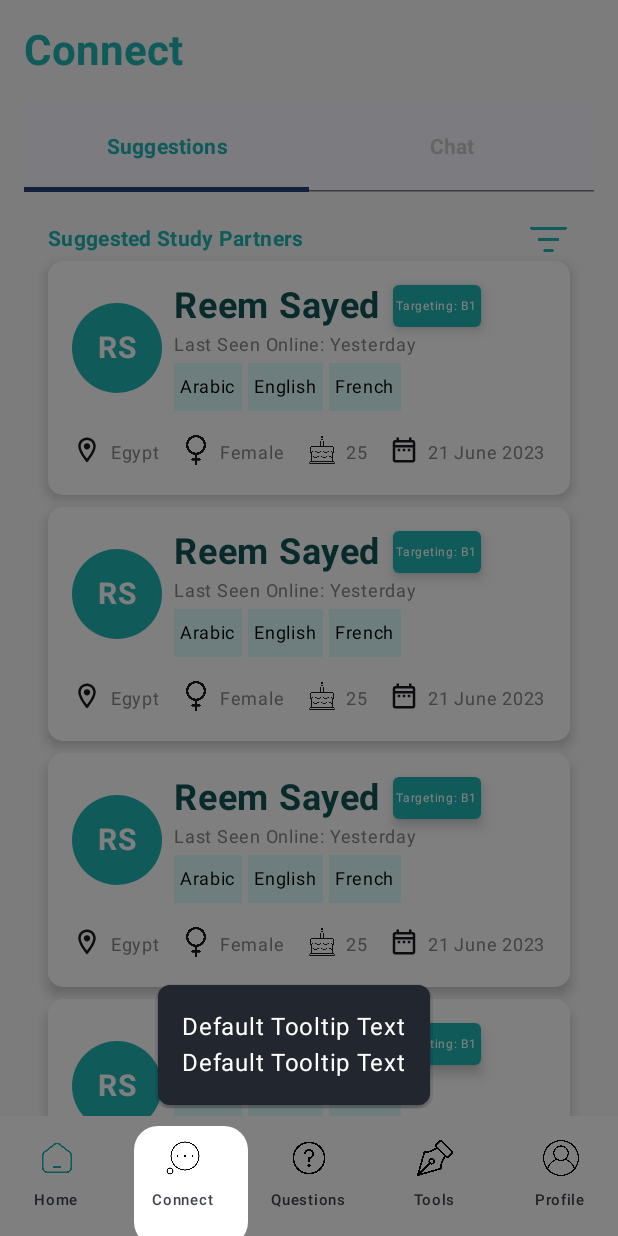
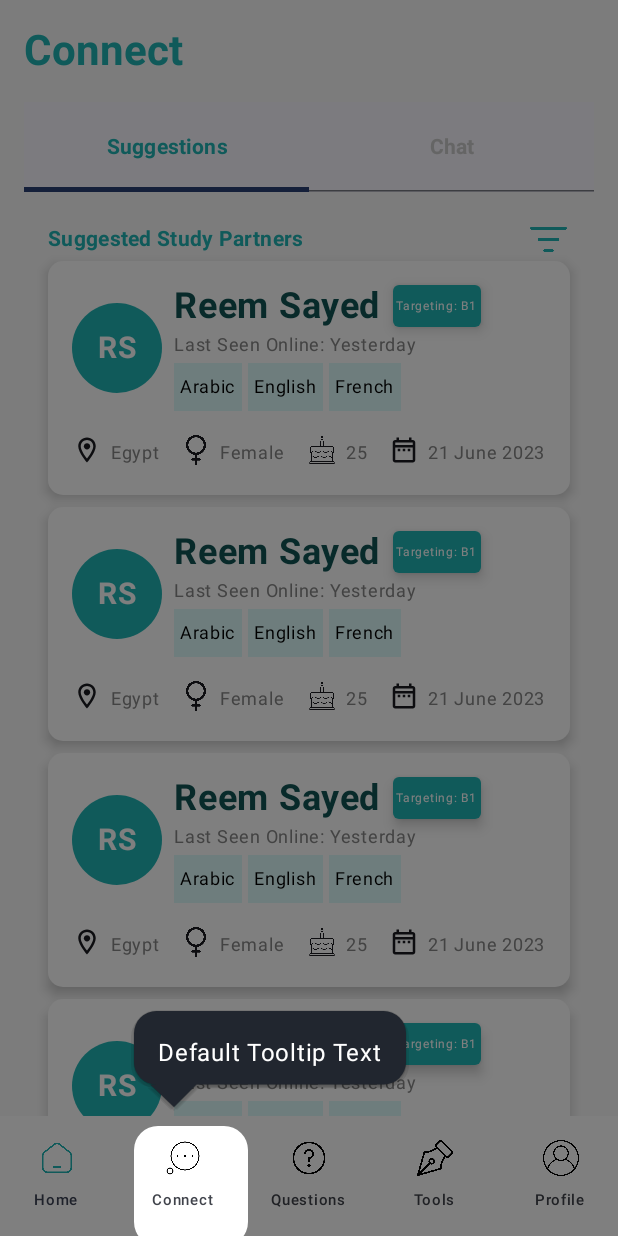
Before and after one commit to adhammoohamed/Tooltip-Tutorial-App, an Android app built with Jetpack Compose: the ConnectScreen screen opened through its navigation route, on a phone screen of 412 x 824 dp. Run offline under Robolectric (Android 15) with nearby library versions, the phone set to English and light mode, and no system bars.

Commit message:
Add Massage bubble view

```diff
--- a/app/src/main/java/com/example/tooltiptutorialapp/core/ui/BaseScreen.kt
+++ b/app/src/main/java/com/example/tooltiptutorialapp/core/ui/BaseScreen.kt
@@ -49,7 +49,6 @@ val bottomNavBarGlobalSizes = mutableStateListOf<IntSize>()
 fun BaseScreen(
     navController: NavController,
     selectedIndex: Int,
-    onItemSelected: (Int, Offset) -> Unit,
     overlayContent: @Composable () -> Unit,
     content: @Composable () -> Unit
 ) {
@@ -68,7 +67,6 @@ fun BaseScreen(
             selectedIndex = selectedIndex,
             onItemSelected = { index, offset ->
                 currentOffset = offset
-                onItemSelected(index, offset)
             },
             navController = navController,
             modifier = Modifier.align(Alignment.BottomCenter),
--- a/app/src/main/java/com/example/tooltiptutorialapp/core/ui/OverlayView.kt
+++ b/app/src/main/java/com/example/tooltiptutorialapp/core/ui/OverlayView.kt
@@ -24,7 +24,7 @@ fun OnboardingOverlay(onDismiss: () -> Unit) {
     Box(
         modifier = Modifier
             .fillMaxSize()
-            .background(OnboardingOverlayColor.copy(alpha = 0.7f)) // Semi-transparent gray color
+            .background(OnboardingOverlayColor.copy(alpha = 0.9f)) // Semi-transparent gray color
             .clickable { onDismiss() } // Dismiss overlay on tap
     ) {
         Column(
--- /dev/null
+++ b/app/src/main/java/com/example/tooltiptutorialapp/core/ui/TextBubbleShape.kt
@@ -0,0 +1,81 @@
+package com.example.tooltiptutorialapp.core.ui
+
+import androidx.compose.foundation.background
+import androidx.compose.foundation.layout.Box
+import androidx.compose.foundation.layout.Column
+import androidx.compose.foundation.layout.fillMaxSize
+import androidx.compose.foundation.layout.padding
+import androidx.compose.foundation.layout.wrapContentSize
+import androidx.compose.material3.Text
+import androidx.compose.runtime.Composable
+import androidx.compose.ui.Modifier
+import androidx.compose.ui.draw.clip
+import androidx.compose.ui.geometry.RoundRect
+import androidx.compose.ui.geometry.Size
+import androidx.compose.ui.graphics.Color
+import androidx.compose.ui.graphics.Outline
+import androidx.compose.ui.graphics.Path
+import androidx.compose.ui.graphics.Shape
+import androidx.compose.ui.layout.onGloballyPositioned
+import androidx.compose.ui.tooling.preview.Preview
+import androidx.compose.ui.unit.Density
+import androidx.compose.ui.unit.Dp
+import androidx.compose.ui.unit.LayoutDirection
+import androidx.compose.ui.unit.dp
+import com.example.tooltiptutorialapp.ui.theme.OnboardingOverlayColor
+
+class TextBubbleShape(
+    private val cornerRadius: Dp = 15.dp,
+    private val tipSize: Dp = 15.dp
+) : Shape {
+
+    override fun createOutline(
+        size: Size,
+        layoutDirection: LayoutDirection,
+        density: Density
+    ): Outline {
+        val tipSizePx = with(density) { tipSize.toPx() }
+        val cornerRadiusPx = with(density) { cornerRadius.toPx() }
+        val path = Path().apply {
+            // Draw the rounded rectangle
+            addRoundRect(
+                RoundRect(
+                    left = 0f,
+                    top = 0f,
+                    right = size.width,
+                    bottom = size.height - tipSizePx,
+                    radiusX = cornerRadiusPx,
+                    radiusY = cornerRadiusPx
+                )
+            )
+
+            // Draw the arrow at the bottom center
+            moveTo(size.width / 7 - tipSizePx, size.height - tipSizePx)
+            lineTo(size.width / 6.8f, size.height)
+            lineTo(size.width / 6.8f + tipSizePx, size.height - tipSizePx)
+            close()
+        }
+        return Outline.Generic(path)
+    }
+}
+
+
+@Preview(showBackground = true)
+@Composable
+fun TextBubbleShapePreview() {
+    Column(modifier = Modifier.fillMaxSize()) {
+        Box(
+            modifier = Modifier
+                .wrapContentSize()
+                .onGloballyPositioned { layoutCoordinates ->
+                }
+                .clip(TextBubbleShape())
+                .background(color = OnboardingOverlayColor),
+        ) {
+            Column(modifier = Modifier.padding(16.dp)) {
+                Text("tooltipTitlrrrrrrrrrrrrrrrrrrre", color = Color.White)
+                Text("tooltipText", color = Color.White)
+            }
+        }
+    }
+}
--- a/app/src/main/java/com/example/tooltiptutorialapp/core/ui/TooltipScreen.kt
+++ b/app/src/main/java/com/example/tooltiptutorialapp/core/ui/TooltipScreen.kt
@@ -5,17 +5,20 @@ import androidx.compose.foundation.layout.Box
 import androidx.compose.foundation.layout.Column
 import androidx.compose.foundation.layout.fillMaxSize
 import androidx.compose.foundation.layout.padding
-import androidx.compose.foundation.shape.RoundedCornerShape
-import androidx.compose.material3.Card
-import androidx.compose.material3.CardDefaults
+import androidx.compose.foundation.layout.wrapContentSize
 import androidx.compose.material3.ExperimentalMaterial3Api
 import androidx.compose.material3.Text
 import androidx.compose.material3.TooltipBox
 import androidx.compose.material3.rememberTooltipState
 import androidx.compose.runtime.Composable
 import androidx.compose.runtime.LaunchedEffect
+import androidx.compose.runtime.getValue
+import androidx.compose.runtime.mutableStateOf
+import androidx.compose.runtime.remember
 import androidx.compose.runtime.rememberCoroutineScope
+import androidx.compose.runtime.setValue
 import androidx.compose.ui.Modifier
+import androidx.compose.ui.draw.clip
 import androidx.compose.ui.geometry.CornerRadius
 import androidx.compose.ui.geometry.Offset
 import androidx.compose.ui.geometry.Rect
@@ -27,6 +30,7 @@ import androidx.compose.ui.graphics.Color.Companion.Black
 import androidx.compose.ui.graphics.Color.Companion.White
 import androidx.compose.ui.graphics.Path
 import androidx.compose.ui.graphics.drawscope.clipPath
+import androidx.compose.ui.layout.onGloballyPositioned
 import androidx.compose.ui.platform.LocalDensity
 import androidx.compose.ui.unit.Dp
 import androidx.compose.ui.unit.IntOffset
@@ -35,8 +39,8 @@ import androidx.compose.ui.unit.IntSize
 import androidx.compose.ui.unit.LayoutDirection
 import androidx.compose.ui.unit.dp
 import androidx.compose.ui.window.PopupPositionProvider
+import com.example.tooltiptutorialapp.core.ui.TextBubbleShape
 import com.example.tooltiptutorialapp.ui.theme.OnboardingOverlayColor
-import com.example.tooltiptutorialapp.ui.theme.ThirdColor
 import kotlinx.coroutines.launch
 
 @Composable
@@ -52,10 +56,8 @@ fun CustomFullScreenOverlayWithTooltip(
 
     // tooltip data
     tooltipTitle: String = "Default Tooltip Text",
-    tooltipText: String = "Default Tooltip Text",
     backgroundColor: Color = OnboardingOverlayColor,
     titleTextColor: Color = White,
-    bodyTextColor: Color = White,
     abovePercent: Float = 0.7f
 ) {
     val density = LocalDensity.current
@@ -71,13 +73,11 @@ fun CustomFullScreenOverlayWithTooltip(
     ) {
         // Tooltip overlay at calculated offset
         RichTooltip(
+            offset = tooltipOffset,
             tooltipTitle = tooltipTitle,
-            tooltipText = tooltipText,
             backgroundColor = backgroundColor,
             titleTextColor = titleTextColor,
-            bodyTextColor = bodyTextColor,
-            abovePercent = abovePercent,
-            offset = tooltipOffset
+            abovePercent = abovePercent
         ) { isDismissed ->
             if (isDismissed) {
                 onDismiss()
@@ -122,15 +122,14 @@ fun CustomFullScreenOverlayWithTooltip(
 fun RichTooltip(
     offset: Offset,
     tooltipTitle: String,
-    tooltipText: String,
     backgroundColor: Color,
     titleTextColor: Color,
-    bodyTextColor: Color,
-    abovePercent: Float = 0.7f, // Adjust this value to control the position
-    onTooltipDismissed: (Boolean) -> Unit // Callback for when the tooltip is dismissed
+    abovePercent: Float = 0.7f,
+    onTooltipDismissed: (Boolean) -> Unit // Callback for when the tooltip is dismissed){}){}
 ) {
     val tooltipState = rememberTooltipState(isPersistent = true)
     val scope = rememberCoroutineScope()
+    var tooltipSize by remember{ mutableStateOf(IntSize.Zero) }
 
     // Trigger the tooltip when the screen is first composed
     LaunchedEffect(Unit) {
@@ -149,23 +148,32 @@ fun RichTooltip(
     }
 
     TooltipBox(
-        positionProvider = CustomOffsetPositionProvider(offset.x.toInt(), offset.y.toInt(), abovePercent = abovePercent),
+        positionProvider = CustomOffsetPositionProvider(
+            offset.x.toInt(),
+            offset.y.toInt(),
+            abovePercent = abovePercent
+        ),
         tooltip = {
-            Card(
-                modifier = Modifier.padding(16.dp),
-                shape = RoundedCornerShape(8.dp),
-                colors = CardDefaults.cardColors(containerColor = backgroundColor)
+            Box(
+                modifier = Modifier
+                    .wrapContentSize()
+                    .onGloballyPositioned { layoutCoordinates ->
+                        tooltipSize = layoutCoordinates.size
+                    }
+                    .clip(TextBubbleShape())
+                    .background(color = backgroundColor),
             ) {
-                Column(modifier = Modifier.padding(16.dp)) {
+                Column(modifier = Modifier.padding(16.dp).padding(bottom = 8.dp)) {
                     Text(tooltipTitle, color = titleTextColor)
-                    Text(tooltipText, color = bodyTextColor)
                 }
             }
         },
         state = tooltipState
     ) {
+        // Additional content if needed
     }
 }
+
 
 
 class CustomOffsetPositionProvider(
@@ -182,7 +190,7 @@ class CustomOffsetPositionProvider(
         // Calculate the position based on the anchor bounds and offsets
         val x = anchorBounds.left + offsetX
         // Position the tooltip 40% above the y offset
-        val y = anchorBounds.top + offsetY - (popupContentSize.height * 0.7).toInt()
+        val y = anchorBounds.top + offsetY - (popupContentSize.height * abovePercent).toInt()
         return IntOffset(x, y)
     }
 }
--- a/app/src/main/java/com/example/tooltiptutorialapp/screens/connect/ConnectScreen.kt
+++ b/app/src/main/java/com/example/tooltiptutorialapp/screens/connect/ConnectScreen.kt
@@ -57,7 +57,6 @@ fun ConnectScreen(modifier: Modifier, navController: NavController, selectedInde
     BaseScreen(
         navController = navController,
         selectedIndex = selectedIndex,
-        onItemSelected = onItemSelected,
         overlayContent = {
             if (showOverLay && bottomNavBarGlobalOffsets.size > selectedIndex) {
                 CustomFullScreenOverlayWithTooltip(
--- a/app/src/main/java/com/example/tooltiptutorialapp/screens/home/HomeScreen.kt
+++ b/app/src/main/java/com/example/tooltiptutorialapp/screens/home/HomeScreen.kt
@@ -56,7 +56,6 @@ fun HomeScreen(
     BaseScreen(
         navController = navController,
         selectedIndex = selectedIndex,
-        onItemSelected = onItemSelected,
         overlayContent = {
             if (showOnboardingOverlay) {
                 OnboardingOverlay {
--- a/app/src/main/java/com/example/tooltiptutorialapp/screens/profile/ProfileScreen.kt
+++ b/app/src/main/java/com/example/tooltiptutorialapp/screens/profile/ProfileScreen.kt
@@ -18,7 +18,6 @@ fun ProfileScreen(
     BaseScreen(
         navController = navController,
         selectedIndex = selectedIndex,
-        onItemSelected = onItemSelected,
         overlayContent = {}
 
     ) {
--- a/app/src/main/java/com/example/tooltiptutorialapp/screens/tools/ToolsScreen.kt
+++ b/app/src/main/java/com/example/tooltiptutorialapp/screens/tools/ToolsScreen.kt
@@ -19,7 +19,6 @@ fun ToolsScreen(
     BaseScreen(
         navController = navController,
         selectedIndex = selectedIndex,
-        onItemSelected = onItemSelected,
         overlayContent = {}
 
     ) {
```
Also changed, not shown: app/src/main/java/com/example/tooltiptutorialapp/screens/questions/QuestionsScreen.kt (+4 -5 lines).
